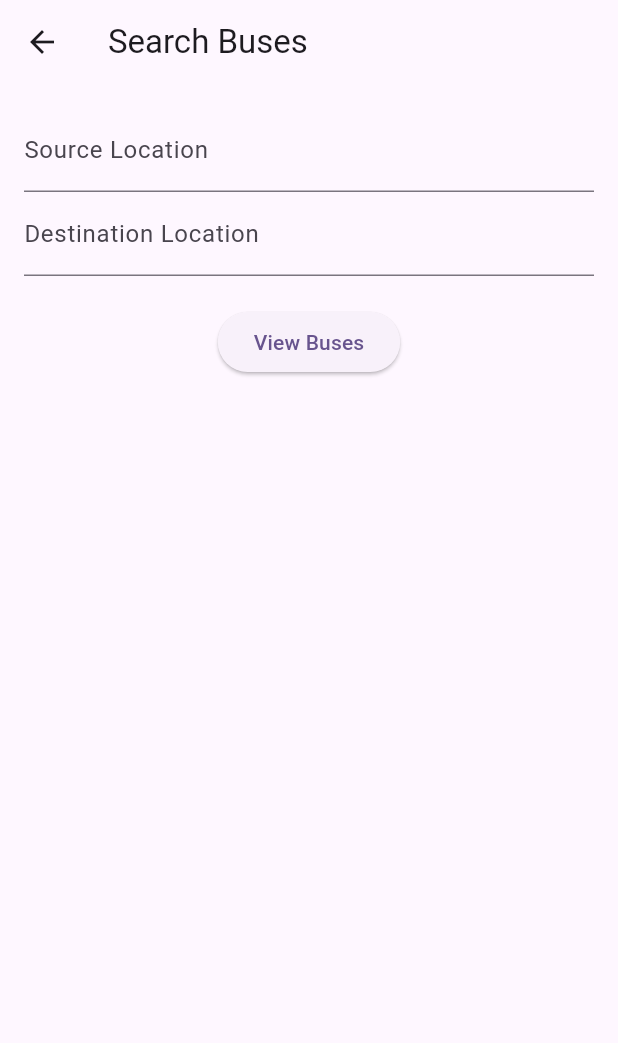
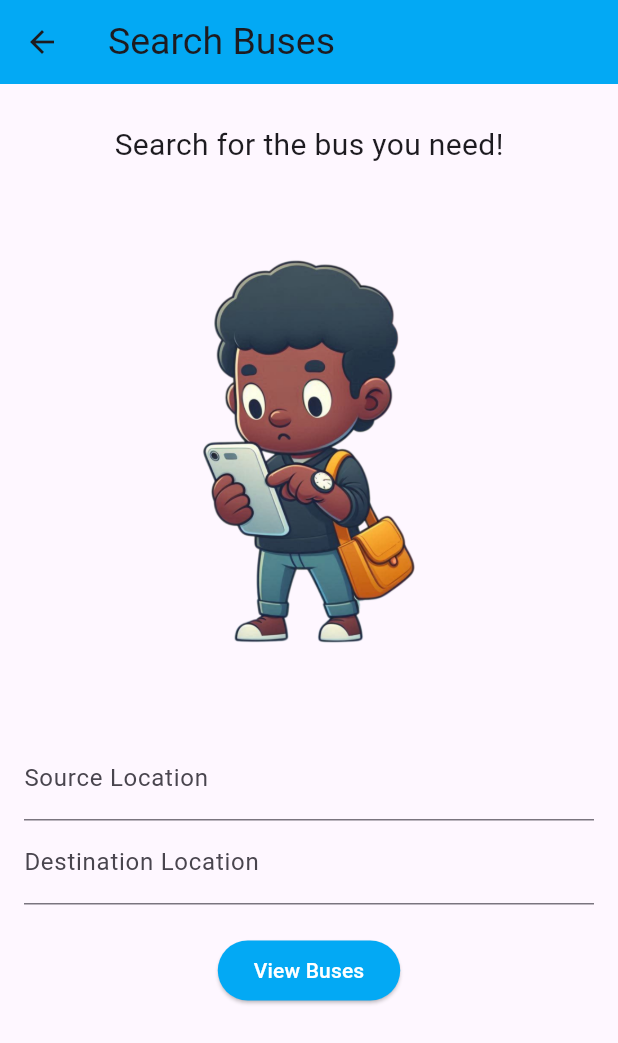
Before and after one commit to DahamAdikari/Bus-Tracking-App-, a Flutter app: the SearchBusPage screen opened directly, on a phone screen of 412 x 824 dp. Shown: the top 1043 px of the screen. Run offline on Flutter 3.47's test engine with Material 3 defaults, Android fonts, the light colour scheme and no system bars; our stand-ins replace cloud_firestore, firebase_auth, firebase_core, flutter_otp_text_field, get, google_maps_flutter and 3 more; missing offline and left inert: flutter_polyline_points; accounts and stored records are empty.

Commit message:
Modify Search Buses in Passenger

```diff
--- a/lib/pages/passenger/searchpage_passenger.dart
+++ b/lib/pages/passenger/searchpage_passenger.dart
@@ -15,7 +15,11 @@ class _SearchBusPageState extends State<SearchBusPage> {
   Widget build(BuildContext context) {
     return Scaffold(
       appBar: AppBar(
-        title: Text('Search Buses'),
+        title: Text(
+          'Search Buses',
+          style: const TextStyle(fontSize: 25.0),
+        ),
+        backgroundColor: Colors.lightBlue,
       ),
       body: Padding(
         padding: const EdgeInsets.all(16.0),
@@ -23,6 +27,14 @@ class _SearchBusPageState extends State<SearchBusPage> {
           key: _formKey,
           child: Column(
             children: [
+              SizedBox(height: 10),
+              Text(
+                "Search for the bus you need!",
+                style: const TextStyle(fontSize: 20),
+              ),
+              Center(
+                child: Image.asset('assets/images/search_bus.png'),
+              ),
               TextFormField(
                 decoration: InputDecoration(labelText: 'Source Location'),
                 onSaved: (value) {
@@ -64,6 +76,10 @@ class _SearchBusPageState extends State<SearchBusPage> {
                     );
                   }
                 },
+                style: ElevatedButton.styleFrom(
+                  foregroundColor: Colors.white,
+                  backgroundColor: const Color(0xFF03A9F4),
+                ),
                 child: Text('View Buses'),
               ),
             ],
--- a/pubspec.yaml
+++ b/pubspec.yaml
@@ -99,6 +99,7 @@ flutter:
     - assets/images/image2.png
     - assets/images/image3.png
     - assets/logos/
+    - assets/images/search_bus.png
 
   # An image asset can refer to one or more resolution-specific "variants", see
   # https://flutter.dev/assets-and-images/#resolution-aware
```
Also changed, not shown: assets/images/search_bus.png (added), pubspec.lock.
